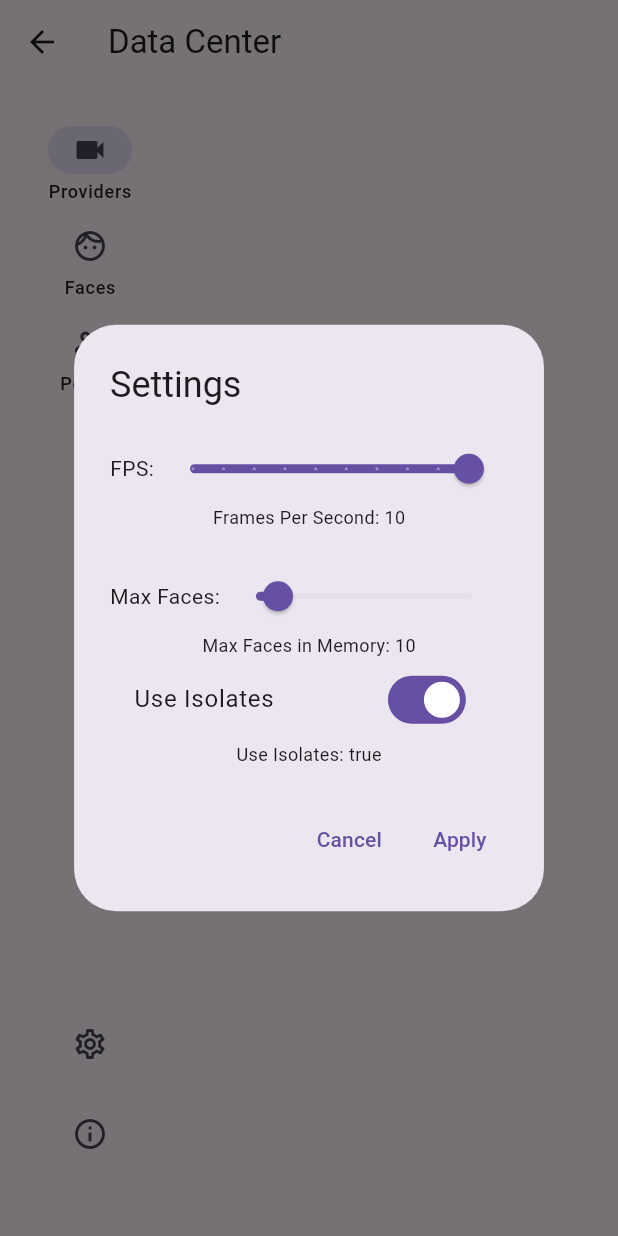
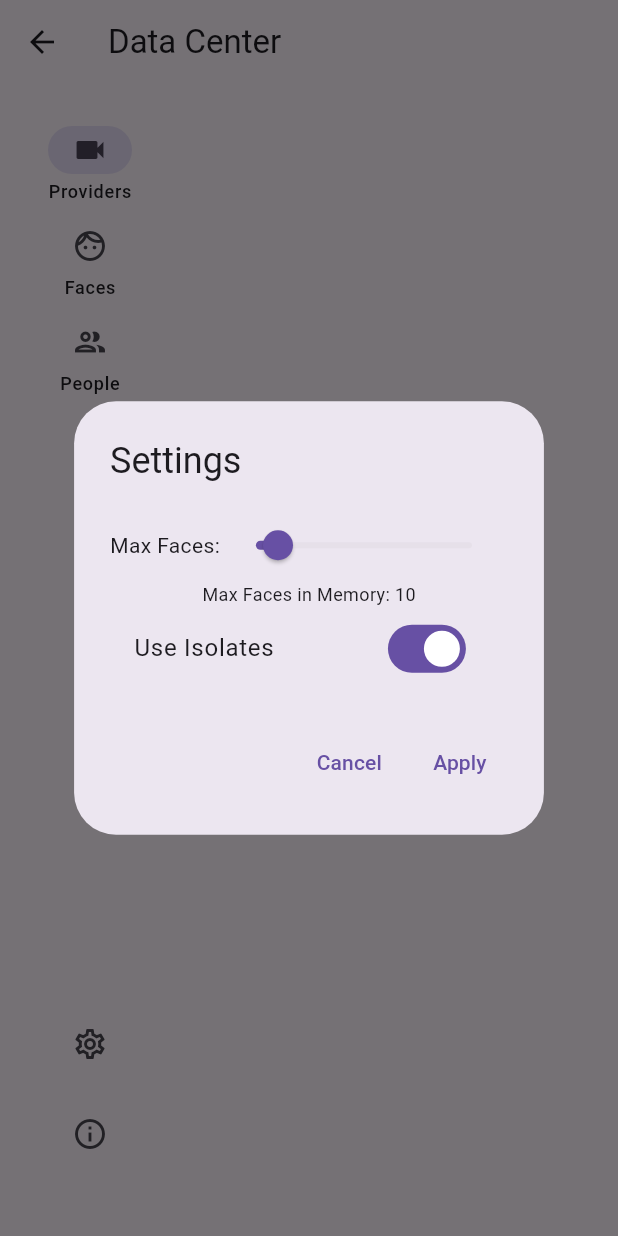
Before and after one commit to abdelaziz-mahdy/automated_attendance, a Flutter app: the DataCenterView screen opened by its route, after a tap on the "settings" icon, on a phone screen of 412 x 824 dp. Run offline on Flutter 3.47's test engine with Material 3 defaults, Android fonts, the phone set to English and light mode, and no system bars; our stand-ins replace camera, permission_handler, shared_preferences, shimmer; missing offline and left inert: bonsoir, network_info_plus, opencv_dart; accounts and stored records are empty; statements that could not run were skipped.

Commit message:
Refactor CameraManager to use a fixed FPS value and remove related UI elements; streamline settings management for max faces only.

```diff
--- a/lib/services/camera_manager.dart
+++ b/lib/services/camera_manager.dart
@@ -30,7 +30,7 @@ class CameraManager extends ChangeNotifier {
 
   bool _isListening = false;
   late SharedPreferences _prefs;
-  late int _fps;
+  final int _fps = 10;
   late int _maxFaces;
   bool _useIsolates = true;
   bool get useIsolates => _useIsolates;
@@ -45,16 +45,13 @@ class CameraManager extends ChangeNotifier {
   // Load settings from SharedPreferences
   Future<void> _loadSettings() async {
     _prefs = await SharedPreferences.getInstance();
-    _fps = _prefs.getInt('fps') ?? 10; // Default FPS
     _maxFaces = _prefs.getInt('maxFaces') ?? 10; // Default max faces
     notifyListeners();
   }
 
   // Update settings and restart frame polling
-  Future<void> updateSettings(int fps, int maxFaces) async {
-    await _prefs.setInt('fps', fps);
+  Future<void> updateSettings(int maxFaces) async {
     await _prefs.setInt('maxFaces', maxFaces);
-    _fps = fps;
     _maxFaces = maxFaces;
     // Reset dynamic FPS for each provider.
     for (var address in activeProviders.keys) {
--- a/lib/views/data_center_view.dart
+++ b/lib/views/data_center_view.dart
@@ -19,7 +19,6 @@ class _DataCenterViewState extends State<DataCenterView> {
   int _selectedIndex = 0; // Track selected index for NavigationRail
 
   // Settings variables
-  int? _currentFps;
   int? _currentMaxFaces;
 
   @override
@@ -32,7 +31,6 @@ class _DataCenterViewState extends State<DataCenterView> {
   Future<void> _loadSettings() async {
     SharedPreferences prefs = await SharedPreferences.getInstance();
     setState(() {
-      _currentFps = prefs.getInt('fps') ?? 10;
       _currentMaxFaces = prefs.getInt('maxFaces') ?? 10;
     });
   }
@@ -54,32 +52,6 @@ class _DataCenterViewState extends State<DataCenterView> {
               content: Column(
                 mainAxisSize: MainAxisSize.min,
                 children: [
-                  // FPS Slider
-                  Row(
-                    children: [
-                      const Text("FPS:"),
-                      Expanded(
-                        child: Slider(
-                          min: 1,
-                          max: 10,
-                          divisions: 9,
-                          value: _currentFps?.toDouble() ?? 10,
-                          label: _currentFps?.toString() ?? "10",
-                          onChanged: (value) {
-                            setState(() {
-                              _currentFps = value.round();
-                            });
-                          },
-                        ),
-                      ),
-                    ],
-                  ),
-                  Text(
-                    "Frames Per Second: $_currentFps",
-                    style: const TextStyle(fontSize: 12),
-                  ),
-                  const SizedBox(height: 20),
-
                   // Max Faces Slider
                   Row(
                     children: [
@@ -115,10 +87,6 @@ class _DataCenterViewState extends State<DataCenterView> {
                       cameraManager.updateUseIsolates(value);
                     },
                   ),
-                  Text(
-                    "Use Isolates: $useIsolates",
-                    style: const TextStyle(fontSize: 12),
-                  ),
                 ],
               ),
               actions: [
@@ -131,8 +99,7 @@ class _DataCenterViewState extends State<DataCenterView> {
                 TextButton(
                   onPressed: () {
                     // Apply and save settings
-                    cameraManager.updateSettings(
-                        _currentFps!, _currentMaxFaces!);
+                    cameraManager.updateSettings(_currentMaxFaces!);
                     if (!mounted) return;
                     Navigator.of(context).pop(); // Close the dialog
                   },
```
Also changed, not shown: pubspec.lock, 1 other file.
